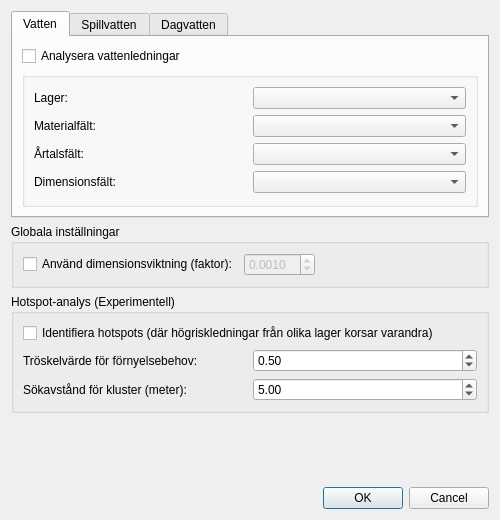
This is reneW/reneW_dialog_base.ui in d3dm3m/reneW as Qt 5 draws it before an edit. The edited form follows.
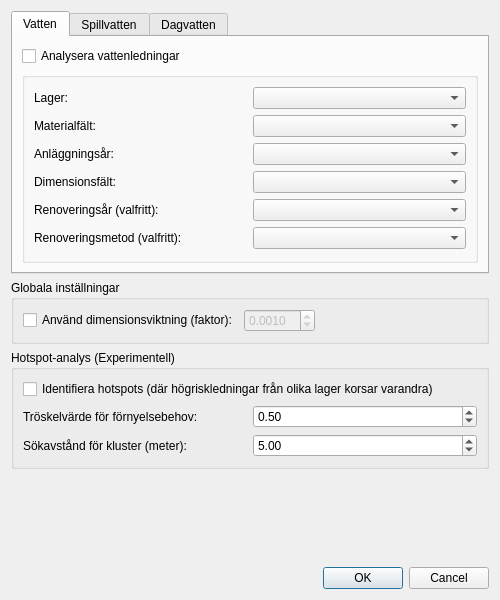
This is the edited form. Custom widgets are drawn as their Qt base class.

```diff
--- a/reneW/reneW_dialog_base.ui
+++ b/reneW/reneW_dialog_base.ui
@@ -7,7 +7,7 @@
     <x>0</x>
     <y>0</y>
     <width>500</width>
-    <height>520</height>
+    <height>600</height>
    </rect>
   </property>
   <property name="windowTitle">
@@ -60,7 +60,7 @@
           <item row="2" column="0">
            <widget class="QLabel" name="label_4">
             <property name="text">
-             <string>Årtalsfält:</string>
+             <string>Anläggningsår:</string>
             </property>
            </widget>
           </item>
@@ -77,6 +77,34 @@
           <item row="3" column="1">
            <widget class="QgsFieldComboBox" name="mFieldComboDimensionVatten"/>
           </item>
+          <item row="4" column="0">
+           <widget class="QLabel" name="label_15">
+            <property name="text">
+             <string>Renoveringsår (valfritt):</string>
+            </property>
+           </widget>
+          </item>
+          <item row="4" column="1">
+           <widget class="QgsFieldComboBox" name="mFieldComboRenoYearVatten">
+            <property name="allowEmptyFieldName">
+             <bool>true</bool>
+            </property>
+           </widget>
+          </item>
+          <item row="5" column="0">
+           <widget class="QLabel" name="label_16">
+            <property name="text">
+             <string>Renoveringsmetod (valfritt):</string>
+            </property>
+           </widget>
+          </item>
+          <item row="5" column="1">
+           <widget class="QgsFieldComboBox" name="mFieldComboRenoMethodVatten">
+            <property name="allowEmptyFieldName">
+             <bool>true</bool>
+            </property>
+           </widget>
+          </item>
          </layout>
         </widget>
        </item>
```
Left out of the diff: 60 changed lines with no effect on the pictures.
